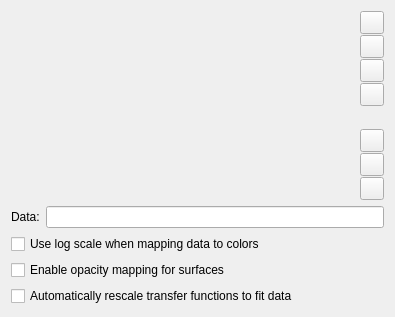
This is Qt/ApplicationComponents/Resources/UI/pqColorOpacityEditorWidget.ui in Kitware/ParaView as Qt 5 draws it before an edit. The edited form follows.
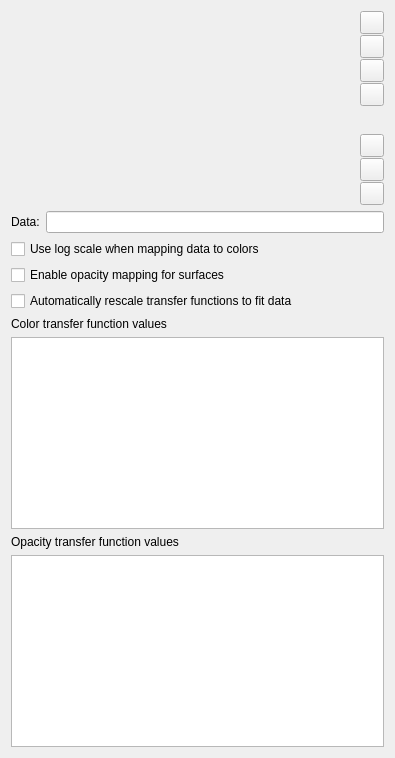
This is the edited form. Icons and pictures are not drawn. Custom widgets are drawn as their Qt base class.

Commit message: Added advanced color and opacity map controls

The edit to the form file:
```diff
--- a/Qt/ApplicationComponents/Resources/UI/pqColorOpacityEditorWidget.ui
+++ b/Qt/ApplicationComponents/Resources/UI/pqColorOpacityEditorWidget.ui
@@ -7,7 +7,7 @@
     <x>0</x>
     <y>0</y>
     <width>395</width>
-    <height>317</height>
+    <height>758</height>
    </rect>
   </property>
   <property name="windowTitle">
@@ -178,6 +178,9 @@
           <iconset resource="../../../Components/Resources/pqComponents.qrc">
            <normaloff>:/pqWidgets/Icons/pqAdvanced26.png</normaloff>:/pqWidgets/Icons/pqAdvanced26.png</iconset>
          </property>
+         <property name="checkable">
+          <bool>true</bool>
+         </property>
         </widget>
        </item>
       </layout>
@@ -235,6 +238,76 @@
      </property>
     </widget>
    </item>
+   <item>
+    <widget class="QLabel" name="ColorLabel">
+     <property name="sizePolicy">
+      <sizepolicy hsizetype="Preferred" vsizetype="Preferred">
+       <horstretch>0</horstretch>
+       <verstretch>0</verstretch>
+      </sizepolicy>
+     </property>
+     <property name="text">
+      <string>Color transfer function values</string>
+     </property>
+    </widget>
+   </item>
+   <item>
+    <widget class="pqExpandableTableView" name="ColorTable">
+     <property name="sizePolicy">
+      <sizepolicy hsizetype="Expanding" vsizetype="Minimum">
+       <horstretch>0</horstretch>
+       <verstretch>0</verstretch>
+      </sizepolicy>
+     </property>
+     <property name="minimumSize">
+      <size>
+       <width>0</width>
+       <height>0</height>
+      </size>
+     </property>
+     <property name="editTriggers">
+      <set>QAbstractItemView::DoubleClicked</set>
+     </property>
+     <property name="alternatingRowColors">
+      <bool>true</bool>
+     </property>
+     <property name="selectionBehavior">
+      <enum>QAbstractItemView::SelectRows</enum>
+     </property>
+    </widget>
+   </item>
+   <item>
+    <widget class="QLabel" name="OpacityLabel">
+     <property name="text">
+      <string>Opacity transfer function values</string>
+     </property>
+    </widget>
+   </item>
+   <item>
+    <widget class="pqExpandableTableView" name="OpacityTable">
+     <property name="sizePolicy">
+      <sizepolicy hsizetype="Expanding" vsizetype="Minimum">
+       <horstretch>0</horstretch>
+       <verstretch>0</verstretch>
+      </sizepolicy>
+     </property>
+     <property name="minimumSize">
+      <size>
+       <width>0</width>
+       <height>0</height>
+      </size>
+     </property>
+     <property name="editTriggers">
+      <set>QAbstractItemView::DoubleClicked</set>
+     </property>
+     <property name="alternatingRowColors">
+      <bool>true</bool>
+     </property>
+     <property name="selectionBehavior">
+      <enum>QAbstractItemView::SelectRows</enum>
+     </property>
+    </widget>
+   </item>
   </layout>
  </widget>
  <customwidgets>
@@ -249,6 +322,11 @@
    <extends>QLineEdit</extends>
    <header>pqLineEdit.h</header>
   </customwidget>
+  <customwidget>
+   <class>pqExpandableTableView</class>
+   <extends>QTableView</extends>
+   <header>pqExpandableTableView.h</header>
+  </customwidget>
  </customwidgets>
  <resources>
   <include location="../../../Components/Resources/pqComponents.qrc"/>
```
Left out of the diff: 2 changed lines with no effect on the pictures. The commit also changes 12 other files.
